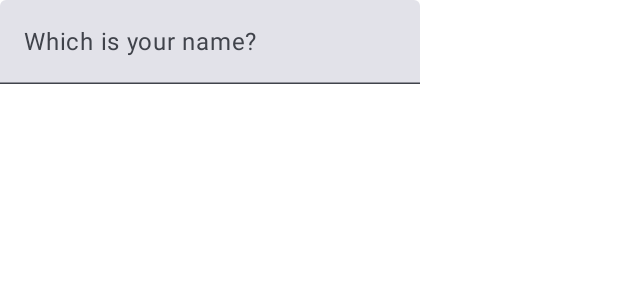
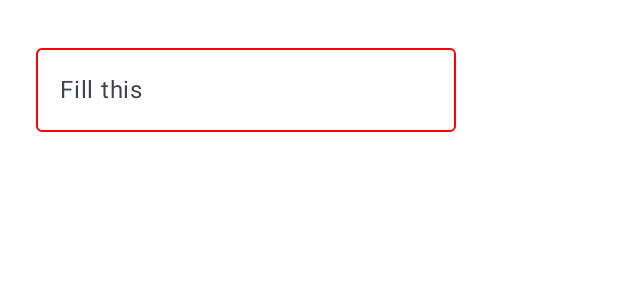
Before and after one commit to KiritoMoreno/JetPackCompose, an Android app built with Jetpack Compose: the @Preview function DefaultPreview, on a phone screen of 412 x 824 dp. Shown: the top 300 px of the screen. Run offline under Robolectric (Android 15) with nearby library versions, the phone set to English and light mode, and no system bars.

Commit message:
TextFieldOutLined

```diff
--- a/app/src/main/java/com/example/mynewcompose/MainActivity.kt
+++ b/app/src/main/java/com/example/mynewcompose/MainActivity.kt
@@ -14,14 +14,18 @@ import androidx.compose.foundation.layout.fillMaxHeight
 import androidx.compose.foundation.layout.fillMaxSize
 import androidx.compose.foundation.layout.fillMaxWidth
 import androidx.compose.foundation.layout.height
+import androidx.compose.foundation.layout.padding
 import androidx.compose.foundation.layout.width
 import androidx.compose.foundation.rememberScrollState
 import androidx.compose.foundation.verticalScroll
 import androidx.compose.material3.Button
+import androidx.compose.material3.ExperimentalMaterial3Api
 import androidx.compose.material3.MaterialTheme
+import androidx.compose.material3.OutlinedTextField
 import androidx.compose.material3.Surface
 import androidx.compose.material3.Text
 import androidx.compose.material3.TextField
+import androidx.compose.material3.TextFieldDefaults
 import androidx.compose.runtime.Composable
 import androidx.compose.runtime.mutableStateOf
 import androidx.compose.runtime.getValue
@@ -49,7 +53,9 @@ class MainActivity : ComponentActivity() {
                     modifier = Modifier.fillMaxSize(),
                     color = MaterialTheme.colorScheme.background
                 ) {
-                    MyTextFieldAdvance()
+                    Column {
+                        MyTextFieldOutLined()
+                    }
                 }
             }
         }
@@ -270,10 +276,24 @@ fun MyTextField() {
     TextField(value = myText, onValueChange = { myText = it })
 }
 
+@OptIn(ExperimentalMaterial3Api::class)
+@Composable
+fun MyTextFieldOutLined(){
+    var myText by remember { mutableStateOf("")}
+    OutlinedTextField(value = myText, onValueChange = {myText = it}, modifier = Modifier.padding(24.dp), label = { Text(
+        text = "Fill this"
+    )}, colors = TextFieldDefaults.outlinedTextFieldColors(
+        focusedTextColor = Color.Black,
+        focusedBorderColor = Color.Red,
+        unfocusedTextColor = Color.Blue,
+        unfocusedBorderColor = Color.Red
+    ))
+}
+
 @Preview(showBackground = true)
 @Composable
 fun DefaultPreview() {
     MyNewComposeTheme {
-        MyTextFieldAdvance()
+        MyTextFieldOutLined()
     }
 }
```
